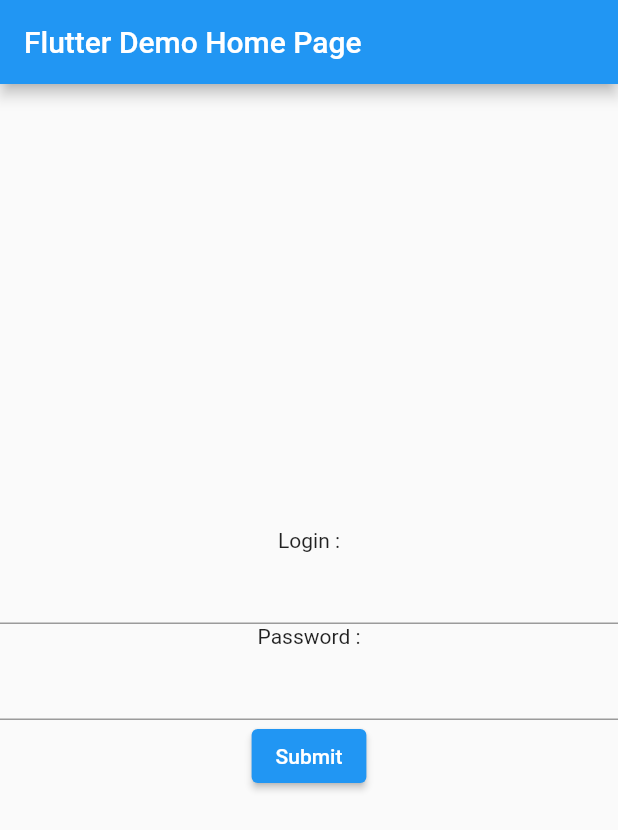
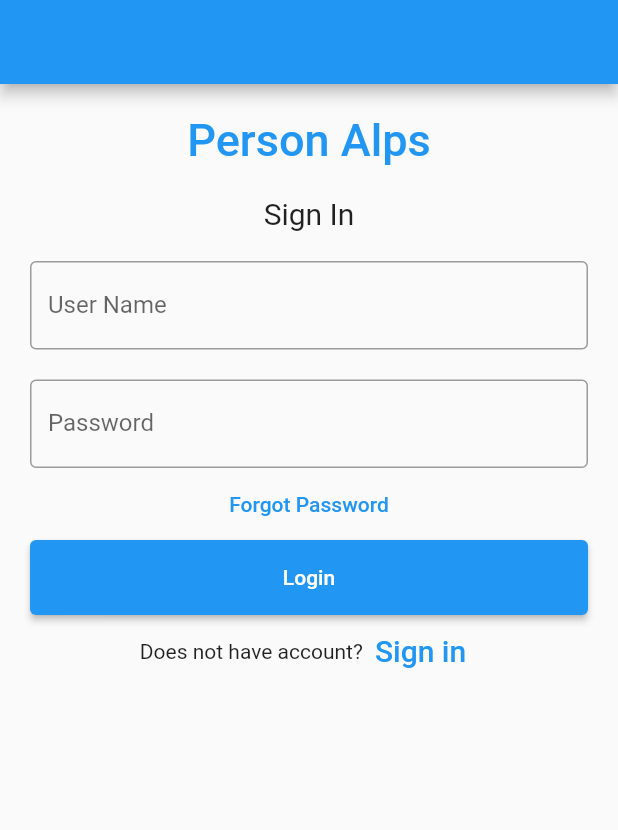
Before and after one commit to WalidKab/Person-Alps, a Flutter app: the screen it shows after launch, on a phone screen of 412 x 824 dp. Shown: the top 830 px of the screen. Run offline on Flutter 3.47's test engine with Material 2 defaults, Android fonts, the phone set to English and light mode, and no system bars; accounts and stored records are empty.

```diff
--- a/lib/main.dart
+++ b/lib/main.dart
@@ -1,108 +1,237 @@
+// import 'package:flutter/material.dart';
+// import 'package:personalps/accueil.dart';
+// import 'package:personalps/sign_in/sign_in_page.dart';
+// import 'package:provider/provider.dart';
+// import 'models/user.dart';
+//
+// void main() {
+//   runApp(
+//     ChangeNotifierProvider(
+//       create: (context) => UserManager(),
+//       child: const MyApp(),
+//     ),
+//   );
+// }
+//
+// class MyApp extends StatelessWidget {
+//   const MyApp({Key? key}) : super(key: key);
+//
+//   // This widget is the root of your application.
+//   @override
+//   Widget build(BuildContext context) {
+//     return MaterialApp(
+//       title: 'Flutter Demo',
+//       theme: ThemeData(
+//         primarySwatch: Colors.blue,
+//       ),
+//       home: const MyHomePage(title: 'Flutter Demo Home Page'),
+//     );
+//   }
+// }
+//
+// class MyHomePage extends StatefulWidget {
+//   const MyHomePage({Key? key, required this.title}) : super(key: key);
+//
+//   final String title;
+//
+//
+//   @override
+//   State<MyHomePage> createState() => _MyHomePageState();
+// }
+//
+// class _MyHomePageState extends State<MyHomePage> {
+//   String login = "";
+//   String password = "";
+//   final _formKey = GlobalKey<FormState>();
+//
+//
+//   @override
+//   Widget build(BuildContext context) {
+//     return Scaffold(
+//       appBar: AppBar(
+//         title: Text(widget.title),
+//       ),
+//       body: Center(
+//         child: Form(
+//           key: _formKey,
+//           child: Column(
+//             mainAxisAlignment: MainAxisAlignment.center,
+//             children: <Widget>[
+//               const Text("Login :"),
+//               TextFormField(
+//                 onChanged: (text){
+//                   login = text;
+//                 },
+//                 // The validator receives the text that the user has entered.
+//                 validator: (value) {
+//                   if (value == null || value.isEmpty) {
+//                     return 'Please enter some text';
+//                   }
+//                   return null;
+//                 },
+//               ),
+//               const Text("Password :"),
+//               TextFormField(
+//                 onChanged: (text){
+//                   password = text;
+//                 },
+//                 // The validator receives the text that the user has entered.
+//                 validator: (value) {
+//                   if (value == null || value.isEmpty) {
+//                     return 'Please enter some text';
+//                   }
+//                   return null;
+//                 },
+//               ),
+//               ElevatedButton(
+//                 onPressed: () {
+//
+//                   if (_formKey.currentState!.validate()) {
+//                     Navigator.push(
+//                       context,
+//                       MaterialPageRoute(builder: (context) => Accueil()),
+//                     );
+//                     // ScaffoldMessenger.of(context).showSnackBar(
+//                     //   const SnackBar(content: Text('Processing Data')),
+//                     // );
+//                   }
+//                 },
+//                 child: const Text('Submit'),
+//               ),
+//
+//             ],
+//           ),
+//         ),
+//       ),
+//       // This trailing comma makes auto-formatting nicer for build methods.
+//     );
+//   }
+// }
+
+
+
 import 'package:flutter/material.dart';
 import 'package:personalps/accueil.dart';
-import 'package:provider/provider.dart';
-import 'models/user.dart';
 
-void main() {
-  runApp(
-    ChangeNotifierProvider(
-      create: (context) => UserManager(),
-      child: const MyApp(),
-    ),
-  );
-}
+void main() => runApp(const MyApp());
 
 class MyApp extends StatelessWidget {
   const MyApp({Key? key}) : super(key: key);
 
-  // This widget is the root of your application.
+  static const String _title = '';
+
   @override
   Widget build(BuildContext context) {
     return MaterialApp(
-      title: 'Flutter Demo',
-      theme: ThemeData(
-        primarySwatch: Colors.blue,
+      title: _title,
+      home: Scaffold(
+
+        appBar: AppBar(title: const Text(_title)),
+        body: const MyStatefulWidget(),
       ),
-      home: const MyHomePage(title: 'Flutter Demo Home Page'),
     );
   }
 }
 
-class MyHomePage extends StatefulWidget {
-  const MyHomePage({Key? key, required this.title}) : super(key: key);
-
-  final String title;
-
+class MyStatefulWidget extends StatefulWidget {
+  const MyStatefulWidget({Key? key}) : super(key: key);
 
   @override
-  State<MyHomePage> createState() => _MyHomePageState();
+  State<MyStatefulWidget> createState() => _MyStatefulWidgetState();
 }
 
-class _MyHomePageState extends State<MyHomePage> {
-  String login = "";
-  String password = "";
-  final _formKey = GlobalKey<FormState>();
-
+class _MyStatefulWidgetState extends State<MyStatefulWidget> {
+  TextEditingController nameController = TextEditingController();
+  TextEditingController passwordController = TextEditingController();
+  //final _formKey = GlobalKey<FormState>();
 
   @override
   Widget build(BuildContext context) {
-    return Scaffold(
-      appBar: AppBar(
-        title: Text(widget.title),
+    return Padding(
+        padding: const EdgeInsets.all(10),
+        child: ListView(
+          children: <Widget>[
+            Container(
+                alignment: Alignment.center,
+                padding: const EdgeInsets.all(10),
+                child: const Text(
+                  'Person Alps',
+                  style: TextStyle(
+                      color: Colors.blue,
+                      fontWeight: FontWeight.w500,
+                      fontSize: 30),
+                )),
+            Container(
+                alignment: Alignment.center,
+                padding: const EdgeInsets.all(10),
+                child: const Text(
+                  'Sign In',
+                  style: TextStyle(fontSize: 20),
+                )),
+            Container(
+              padding: const EdgeInsets.all(10),
+              child: TextField(
+                controller: nameController,
+                decoration: const InputDecoration(
+                  border: OutlineInputBorder(),
+                  labelText: 'User Name',
                 ),
-      body: Center(
-        child: Form(
-          key: _formKey,
-          child: Column(
-            mainAxisAlignment: MainAxisAlignment.center,
-            children: <Widget>[
-              const Text("Login :"),
-              TextFormField(
-                onChanged: (text){
-                  login = text;
+              ),
+            ),
+            Container(
+              padding: const EdgeInsets.fromLTRB(10, 10, 10, 0),
+              child: TextField(
+                obscureText: true,
+                controller: passwordController,
+                decoration: const InputDecoration(
+                  border: OutlineInputBorder(),
+                  labelText: 'Password',
+                ),
+              ),
+            ),
+            TextButton(
+              onPressed: () {
+                //forgot password screen
               },
-                // The validator receives the text that the user has entered.
-                validator: (value) {
-                  if (value == null || value.isEmpty) {
-                    return 'Please enter some text';
-                  }
-                  return null;
-                },
+              child: const Text('Forgot Password',),
             ),
-              const Text("Password :"),
-              TextFormField(
-                onChanged: (text){
-                  password = text;
-                },
-                // The validator receives the text that the user has entered.
-                validator: (value) {
-                  if (value == null || value.isEmpty) {
-                    return 'Please enter some text';
-                  }
-                  return null;
-                },
-              ),
-              ElevatedButton(
+            Container(
+                height: 50,
+                padding: const EdgeInsets.fromLTRB(10, 0, 10, 0),
+                child: ElevatedButton(
+                  child: const Text('Login'),
                   onPressed: () {
-
-                  if (_formKey.currentState!.validate()) {
                     Navigator.push(
                       context,
                       MaterialPageRoute(builder: (context) => Accueil()),
                     );
+                    //if (_formKey.currentState!.validate()) {
+
                       // ScaffoldMessenger.of(context).showSnackBar(
                       //   const SnackBar(content: Text('Processing Data')),
                       // );
-                  }
+                    //}
+                    print(nameController.text);
+                    print(passwordController.text);
                   },
-                child: const Text('Submit'),
+                )
             ),
-
+            Row(
+              children: <Widget>[
+                const Text('Does not have account?'),
+                TextButton(
+                  child: const Text(
+                    'Sign in',
+                    style: TextStyle(fontSize: 20),
+                  ),
+                  onPressed: () {
+                    //signup screen
+                  },
+                )
               ],
+              mainAxisAlignment: MainAxisAlignment.center,
             ),
-        ),
-      ),
-      // This trailing comma makes auto-formatting nicer for build methods.
-    );
+          ],
+        ));
   }
 }
```
Also changed, not shown: lib/accueil.dart (+55 -4 lines). Lines whose indentation alone changed are shown as unchanged.
